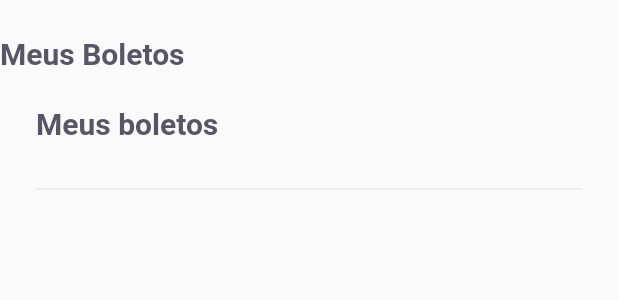
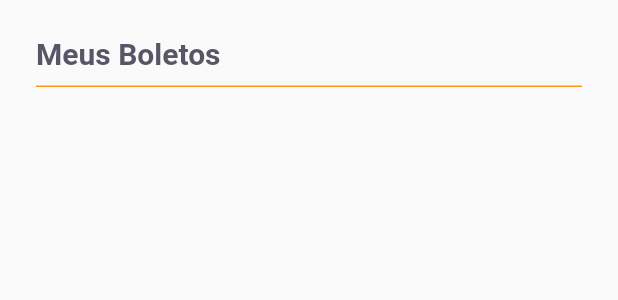
Before and after one commit to ricardooliver-ads-2019/pay_flow, a Flutter app: the MeusBoletosPage widget shown alone on an empty page, opened directly, on a phone screen of 412 x 824 dp. Shown: the top 300 px of the screen. Run offline on Flutter 3.47's test engine with Material 2 defaults, Android fonts, the phone set to English and light mode, and no system bars; our stand-ins replace camera, firebase_core, flutter_masked_text2, font_awesome_flutter, google_fonts, google_sign_in and 2 more; missing offline and left inert: google_ml_kit; accounts and stored records are empty.

Commit message:
Detalhes de listar contas a pagar

```diff
--- a/lib/modules/barcode_scanner/barcode_scanner_controller.dart
+++ b/lib/modules/barcode_scanner/barcode_scanner_controller.dart
@@ -58,7 +58,7 @@ class BarcodeScannerController {
   }
 
   void scanWithImagePicker() async {
-    final response = await ImagePicker().pickImage(source: ImageSource.gallery);
+    final response =                                                                                                      await ImagePicker().pickImage(source: ImageSource.gallery);
     final inputImage = InputImage.fromFilePath(response!.path);
     scannerBarCode(inputImage);
   }
--- a/lib/modules/home/home_page.dart
+++ b/lib/modules/home/home_page.dart
@@ -19,6 +19,7 @@ class _HomePageState extends State<HomePage> {
   final pages = [
 
     MeusBoletosPage(),
+    //Container(child: BoletoListWidget()),
 
     Container(
       color: Colors.blue,
--- a/lib/modules/meus_boletos/meus_boletos_page.dart
+++ b/lib/modules/meus_boletos/meus_boletos_page.dart
@@ -18,7 +18,8 @@ class _MeusBoletosPageState extends State<MeusBoletosPage> {
       child: Column(
         children: [
           Padding(
-            padding: const EdgeInsets.only(top: 24),
+            padding: const EdgeInsets.only(left: 24,top: 24,bottom: 10),
+            child: Container(
               child: Row(
                 children: [
                   Text("Meus Boletos",
@@ -27,29 +28,18 @@ class _MeusBoletosPageState extends State<MeusBoletosPage> {
                 ],
               ),
             ),
-
-          Padding(
-            padding: const EdgeInsets.symmetric(vertical: 24, horizontal: 24),
-            child: Row(
-              children: [
-                Text("Meus boletos", style: AppTextStyles.titleBoldHeading),
-              ],
-            ),
           ),
 
           Padding(
             padding: const EdgeInsets.symmetric(horizontal: 24),
             child: Divider(
-              color: AppColors.stroke,
+              thickness: 1,
+              height: 1,
+              color: AppColors.primary,
             ),
           ),
 
-          Padding(
-            padding: const EdgeInsets.symmetric(horizontal: 24),
-            child: BoletoListWidget(
-              key: UniqueKey(),
-            ),
-          ),
+          BoletoListWidget()
         ],
       ),
     );
--- a/lib/shared/widgets/boleto_list/boleto_list_controller.dart
+++ b/lib/shared/widgets/boleto_list/boleto_list_controller.dart
@@ -13,13 +13,14 @@ class BoletoListController{
 
 
 
-  void getBoletos() async {
+  Future<void> getBoletos() async {
     try {
       final instace = await SharedPreferences.getInstance();
-      final reponse = instace.getStringList("boletos");
-      boletos= reponse!.map((e) => BoletoModel.fromJson(e)).toList();
+      final reponse = instace.getStringList("boletos") ?? <String>[];
+
+      boletos= reponse.map((e) => BoletoModel.fromJson(e)).toList();
     } catch (e) {
-
+      boletos = <BoletoModel>[];
     }
   }
 
--- a/lib/shared/widgets/boleto_list/boleto_list_widget.dart
+++ b/lib/shared/widgets/boleto_list/boleto_list_widget.dart
@@ -1,5 +1,3 @@
-import 'dart:ffi';
-
 import 'package:flutter/material.dart';
 import 'package:pay_flow/shared/models/boleto_model.dart';
 import 'package:pay_flow/shared/widgets/boleto_list/boleto_list_controller.dart';
@@ -22,8 +20,7 @@ class _BoletoListWidgetState extends State<BoletoListWidget> {
   @override
   Widget build(BuildContext context) {
     return ValueListenableBuilder<List<BoletoModel>>(
-      valueListenable: controller.boletosNotifier, builder: (_,boletos,__) =>
-        Column(
+      valueListenable: controller.boletosNotifier, builder: (_,boletos, __) => Column(
           children:
             boletos.map((e) => BoletoTileWidget(data: e)).toList(),
         )
```
Also changed, not shown: lib/shared/widgets/boleto_tile/boleto_tile_widget.dart (+17 -2 lines). Lines whose indentation alone changed are shown as unchanged.
